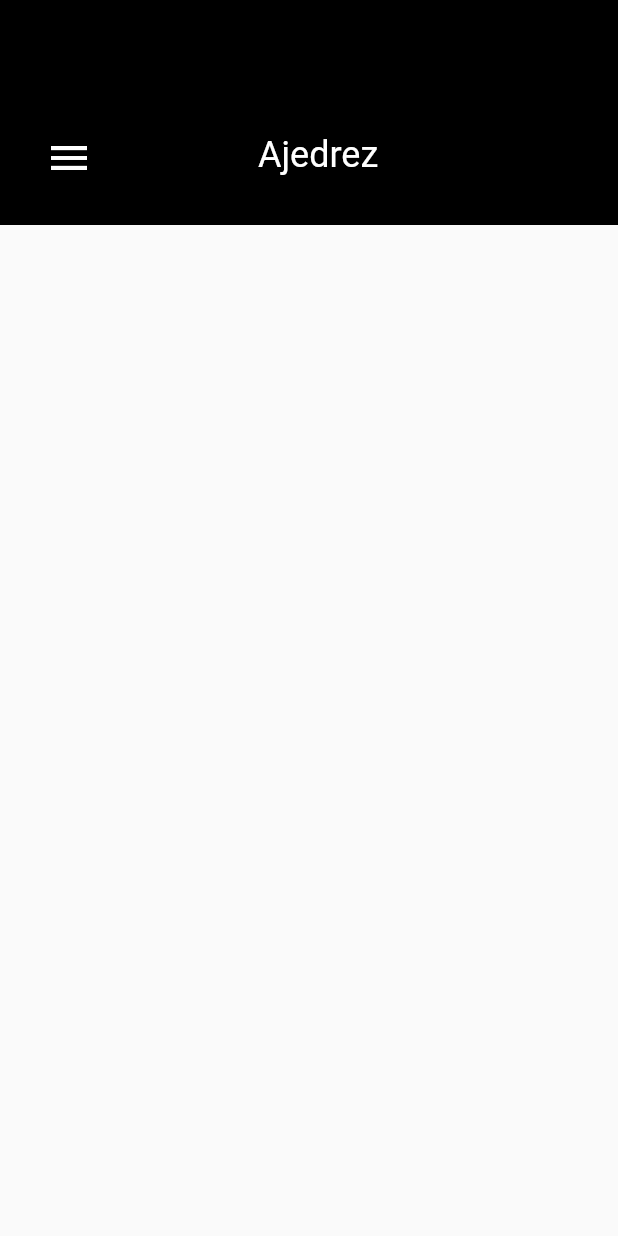
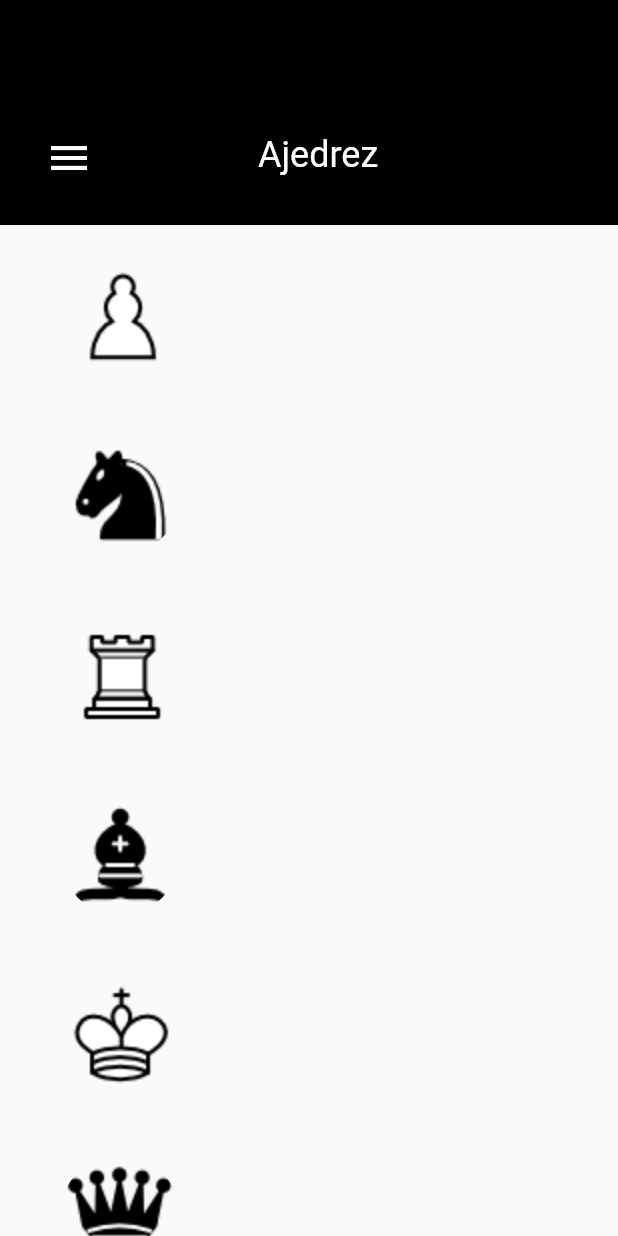
Before and after one commit to jarcasta/platzi-third-challenge, a Flutter app: the screen it shows after launch, on a phone screen of 412 x 824 dp. Run offline on Flutter 3.47's test engine with Material 2 defaults, Android fonts, the phone set to English and light mode, and no system bars.

Commit message:
feature: add images

```diff
--- a/lib/main.dart
+++ b/lib/main.dart
@@ -1,5 +1,6 @@
 import 'package:flutter/material.dart';
 import 'package:platzi_challenge/PrincipalAppBar.dart';
+import 'package:platzi_challenge/shared/ItemCard.dart';
 
 void main() {
   runApp(MyApp());
@@ -18,7 +19,20 @@ class MyApp extends StatelessWidget {
         body: Container(
           child: Stack(
             children: [
-              PrincipalAppBar('Ajedrez')
+              PrincipalAppBar('Ajedrez'),
+              Container(
+                margin: EdgeInsets.only(top: 130),
+                child: Column(
+                  children: [
+                    ItemCard('assets/img/chessPieces/Peon.png'),
+                    ItemCard('assets/img/chessPieces/Caballo.png'),
+                    ItemCard('assets/img/chessPieces/Torre.png'),
+                    ItemCard('assets/img/chessPieces/Alfil.png'),
+                    ItemCard('assets/img/chessPieces/Rey.png'),
+                    ItemCard('assets/img/chessPieces/Dama.png'),
+                  ],
+                ),
+              )
             ],
           )
         ),
--- a/lib/shared/ItemCard.dart
+++ b/lib/shared/ItemCard.dart
@@ -10,7 +10,7 @@ class ItemCard extends StatelessWidget{
   Widget build(BuildContext context) {
     return Container(
       margin: EdgeInsets.only(
-        top: 10.0,
+        top: 20.0,
         left: 20.0,
         right: 20.0,
       ),
```
Also changed, not shown: pubspec.yaml (+7 -0 lines), assets/img/chessPieces/Alfil.png (added), assets/img/chessPieces/Caballo.png (added), assets/img/chessPieces/Dama.png (added), assets/img/chessPieces/Peon.png (added), assets/img/chessPieces/Rey.png (added), assets/img/chessPieces/Torre.png (added).
